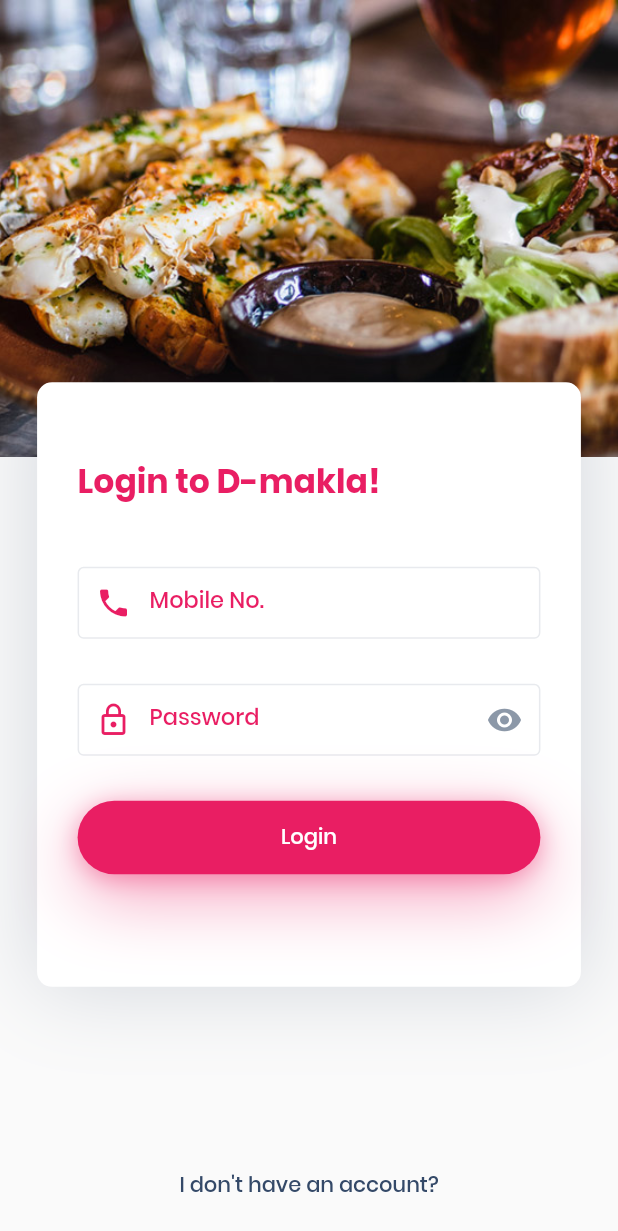
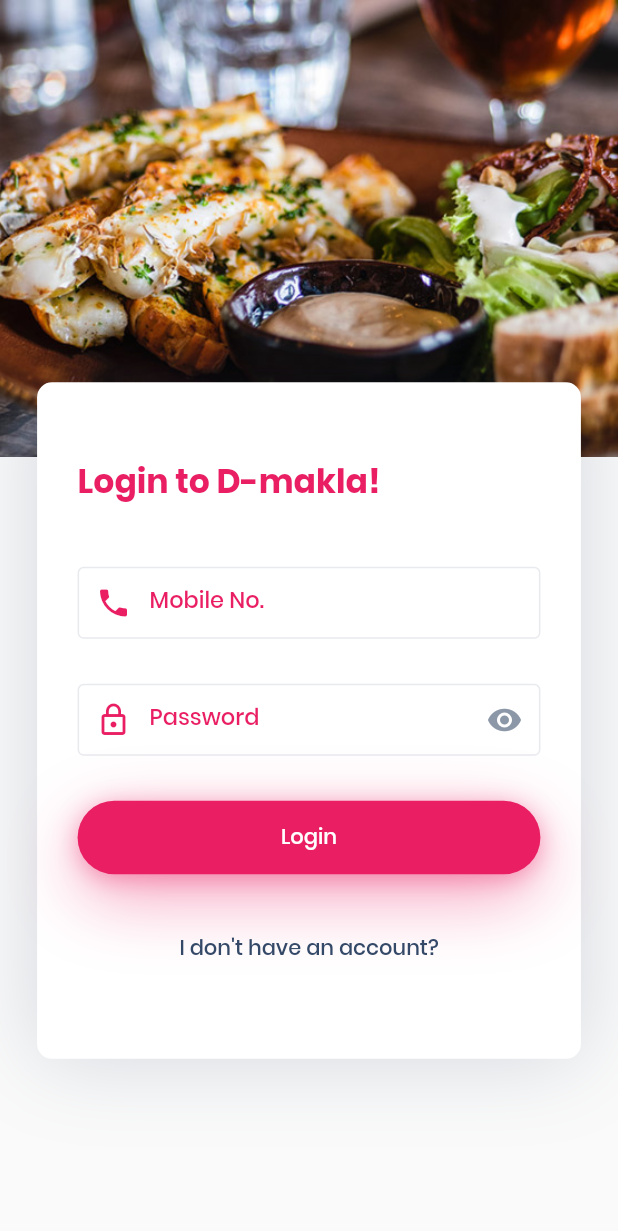
Before and after one commit to MeridjaNassim/D-makla-Flutter, a Flutter app: the LoginWidget screen opened by its route, on a phone screen of 412 x 824 dp. Shown: the top 1231 px of the screen. Run offline on Flutter 3.47's test engine with Material 2 defaults, Android fonts, the phone set to English and light mode, and no system bars; our stand-ins replace bloc, country_code_picker, datetime_picker_formfield, equatable, flutter_bloc, flutter_swiper and 1 more; missing offline and left inert: d_makla.

Commit message:
refactor login

```diff
--- /dev/null
+++ b/lib/src/features/Auth/signup/domain/signup.dart
@@ -0,0 +1,10 @@
+class LoginManager {
+
+  LoginManager();
+
+  Future<bool> loginUserWithPhoneNumber(String phoneNumber, String password) async{
+    return Future.delayed(Duration(seconds: 3), ()=>true);
+  }
+
+
+}
--- a/lib/src/pages/login.dart
+++ b/lib/src/pages/login.dart
@@ -8,19 +8,24 @@
 import 'package:restaurant_rlutter_ui/src/features/Auth/login/bloc/login_event.dart';
 import 'package:restaurant_rlutter_ui/src/features/Auth/login/bloc/login_state.dart';
 
-class LoginWidget extends StatefulWidget {
+class LoginForm extends StatefulWidget {
+  final Function(String value) onPasswordChanged;
+  final Function(String value) onPhoneChanged;
+  final Function() onLogin;
+  LoginForm(
+      {@required this.onPasswordChanged,
+      @required this.onPhoneChanged,
+      @required this.onLogin,
+      });
+
   @override
-  _LoginWidgetState createState() => _LoginWidgetState();
+  _LoginFormState createState() => _LoginFormState();
 }
 
-class _LoginWidgetState extends State<LoginWidget> {
+class _LoginFormState extends State<LoginForm> {
   bool showPassword;
   TextEditingController _phoneController;
   TextEditingController _passwordController;
-  String _phoneNumber;
-
-  String _password;
-
   @override
   void initState() {
     // TODO: implement initState
@@ -28,12 +33,209 @@
     showPassword = false;
     _phoneController = TextEditingController();
     _passwordController = TextEditingController();
-    _resetValues();
+  }
+
+  @override
+  void dispose() {
+    // TODO: implement dispose
+    super.dispose();
+    _phoneController.dispose();
+    _passwordController.dispose();
+  }
+
+  void _togglePassword() {
+    this.setState(() {
+      showPassword = !showPassword;
+    });
   }
 
   void _clearFields() {
     _phoneController.clear();
     _passwordController.clear();
+  }
+
+  void _onLogin() {
+    this.widget.onLogin();
+  }
+
+  @override
+  Widget build(BuildContext context) {
+    return BlocBuilder<LoginBloc,LoginState>(
+      builder:(context,state)=> Container(
+        decoration: BoxDecoration(
+            color: Theme.of(context).primaryColor,
+            borderRadius: BorderRadius.all(Radius.circular(10)),
+            boxShadow: [
+              BoxShadow(
+                blurRadius: 50,
+                color: Theme.of(context).hintColor.withOpacity(0.2),
+              )
+            ]),
+        margin: EdgeInsets.symmetric(
+          horizontal: 20,
+        ),
+        padding: EdgeInsets.symmetric(vertical: 50, horizontal: 27),
+        width: config.App(context).appWidth(88),
+//              height: config.App(context).appHeight(55),
+        child: Column(
+          crossAxisAlignment: CrossAxisAlignment.stretch,
+          mainAxisAlignment: MainAxisAlignment.start,
+          children: <Widget>[
+            Container(
+              margin: const EdgeInsets.only(bottom: 40),
+              child: Text(
+                'Login to D-makla!',
+                style: Theme.of(context)
+                    .textTheme
+                    .display3
+                    .merge(TextStyle(color: Theme.of(context).accentColor)),
+              ),
+            ),
+            TextField(
+              onChanged: this.widget.onPhoneChanged,
+              keyboardType: TextInputType.phone,
+              controller: _phoneController,
+              decoration: InputDecoration(
+                labelText: "Mobile No.",
+                errorText: state is LoginInputValidationErrorState? state.phoneNumberError :null,
+                labelStyle: TextStyle(color: Theme.of(context).accentColor),
+                contentPadding: EdgeInsets.all(12),
+                hintText: '+213123456789',
+                hintStyle: TextStyle(
+                    color: Theme.of(context).focusColor.withOpacity(0.7)),
+                prefixIcon:
+                    Icon(Icons.phone, color: Theme.of(context).accentColor),
+                border: OutlineInputBorder(
+                    borderSide: BorderSide(
+                        color: Theme.of(context).focusColor.withOpacity(0.2))),
+                focusedBorder: OutlineInputBorder(
+                    borderSide: BorderSide(
+                        color: Theme.of(context).focusColor.withOpacity(0.5))),
+                enabledBorder: OutlineInputBorder(
+                    borderSide: BorderSide(
+                        color: Theme.of(context).focusColor.withOpacity(0.2))),
+              ),
+            ),
+            SizedBox(height: 30),
+            TextField(
+              onChanged: this.widget.onPasswordChanged,
+              keyboardType: TextInputType.text,
+              obscureText: !showPassword,
+              controller: _passwordController,
+              decoration: InputDecoration(
+                errorText: state is LoginInputValidationErrorState? state.passwordError :null,
+                labelText: "Password",
+                labelStyle: TextStyle(color: Theme.of(context).accentColor),
+                contentPadding: EdgeInsets.all(12),
+                hintText: '••••••••••••',
+                hintStyle: TextStyle(
+                    color: Theme.of(context).focusColor.withOpacity(0.7)),
+                prefixIcon: Icon(Icons.lock_outline,
+                    color: Theme.of(context).accentColor),
+                suffixIcon: IconButton(
+                  icon: Icon(Icons.remove_red_eye,
+                      color: Theme.of(context).focusColor),
+                  onPressed: _togglePassword,
+                ),
+                border: OutlineInputBorder(
+                    borderSide: BorderSide(
+                        color: Theme.of(context).focusColor.withOpacity(0.2))),
+                focusedBorder: OutlineInputBorder(
+                    borderSide: BorderSide(
+                        color: Theme.of(context).focusColor.withOpacity(0.5))),
+                enabledBorder: OutlineInputBorder(
+                    borderSide: BorderSide(
+                        color: Theme.of(context).focusColor.withOpacity(0.2))),
+              ),
+            ),
+            SizedBox(height: 30),
+            BlockButtonWidget(
+              text: Text(
+                'Login',
+                style: TextStyle(color: Theme.of(context).primaryColor),
+              ),
+              color: Theme.of(context).accentColor,
+              onPressed: _onLogin,
+            ),
+            SizedBox(height: 25),
+            BlocListener<LoginBloc,LoginState>(
+                listener: (context,state){
+              if(state is LoggedInState){
+                _clearFields();
+              }
+            },
+            child: Container()
+            ),
+            FlatButton(
+              onPressed: () {
+                Navigator.of(context).pushNamed('/SignUp');
+              },
+              textColor: Theme.of(context).hintColor,
+              child: Text('I don\'t have an account?'),
+            ),
+          ],
+        ),
+      ),
+    );
+  }
+}
+
+class InputError extends StatelessWidget {
+  final String errorMessage;
+
+  InputError({@required this.errorMessage});
+
+  @override
+  Widget build(BuildContext context) {
+    return Text(
+      this.errorMessage,
+      style: TextStyle(
+          color: Theme.of(context).accentColor, fontWeight: FontWeight.w600),
+    );
+  }
+}
+
+class LoadingIndicator extends StatelessWidget {
+  final String loadingText;
+
+  LoadingIndicator({@required this.loadingText});
+
+  @override
+  Widget build(BuildContext context) {
+    return Column(
+      mainAxisAlignment: MainAxisAlignment.center,
+      crossAxisAlignment: CrossAxisAlignment.center,
+      children: [
+        CircularProgressIndicator(),
+        Padding(
+          padding: const EdgeInsets.all(20.0),
+          child: Text(
+            this.loadingText,
+            style: Theme.of(context)
+                .textTheme
+                .bodyText1
+                .merge(TextStyle(color: Theme.of(context).accentColor)),
+          ),
+        ),
+      ],
+    );
+  }
+}
+
+class LoginWidget extends StatefulWidget {
+  @override
+  _LoginWidgetState createState() => _LoginWidgetState();
+}
+
+class _LoginWidgetState extends State<LoginWidget> {
+  String _phoneNumber;
+  String _password;
+
+  @override
+  void initState() {
+    // TODO: implement initState
+    super.initState();
+    _resetValues();
   }
 
   void _resetValues() {
@@ -42,27 +244,10 @@
   }
 
   void _dispatchLogin(BuildContext context) {
-
+    print('phone: '+_phoneNumber);
+    print('password: '+_password);
     BlocProvider.of<LoginBloc>(context)
         .add(StartLoginEvent(phoneNumber: _phoneNumber, password: _password));
-
-    /// send login
-    _clearFields();
-    this.setState(_resetValues);
-  }
-
-  void _togglePassword() {
-    this.setState(() {
-      showPassword = !showPassword;
-    });
-  }
-
-  @override
-  void dispose() {
-    // TODO: implement dispose
-    super.dispose();
-    _phoneController.dispose();
-    _passwordController.dispose();
   }
 
   @override
@@ -88,184 +273,55 @@
                             fit: BoxFit.cover)),
                   ),
                 ),
-                Positioned(
-                  top: config.App(context).appHeight(37) - 50,
+                BlocBuilder<LoginBloc, LoginState>(builder: (context, state) {
+                  if (state is LoggingInState) {
+                    return Center(
+                      child: LoadingIndicator(
+                        loadingText: 'logging in ...',
+                      ),
+                    );
+                  }
+                  if (state is LoggedInState) {
+                    return Center(
+                      child: Text(
+                        'Welcome to D-makla',
+                        style: Theme.of(context).textTheme.bodyText1.merge(
+                            TextStyle(color: Theme.of(context).accentColor)),
+                      ),
+                    );
+                  }
+                  return Positioned(
+                      top: config.App(context).appHeight(37) - 50,
+                      child: LoginForm(
+                        onPhoneChanged: (value) {
+                          _phoneNumber = value;
+                        },
+                        onPasswordChanged: (value) {
+                          _password = value;
+                        },
+                        onLogin: () {
+                          _dispatchLogin(context);
+                        },
+                      ));
+                }),
+                BlocListener<LoginBloc, LoginState>(
+                  listener: (context, state) {
+                    if (state is LoggedInState) {
+                      SchedulerBinding.instance
+                          .addPostFrameCallback((timeStamp) {
+                        Navigator.of(context).pushNamed('/Pages', arguments: 2);
+                      });
+                      return Container(
+                        height: 0,
+                        width: 0,
+                      );
+                    }
+                  },
                   child: Container(
-                    decoration: BoxDecoration(
-                        color: Theme.of(context).primaryColor,
-                        borderRadius: BorderRadius.all(Radius.circular(10)),
-                        boxShadow: [
-                          BoxShadow(
-                            blurRadius: 50,
-                            color: Theme.of(context).hintColor.withOpacity(0.2),
-                          )
-                        ]),
-                    margin: EdgeInsets.symmetric(
-                      horizontal: 20,
-                    ),
-                    padding: EdgeInsets.symmetric(vertical: 50, horizontal: 27),
-                    width: config.App(context).appWidth(88),
-//              height: config.App(context).appHeight(55),
-                    child: BlocBuilder<LoginBloc, LoginState>(
-                        builder: (context, state) {
-                      if (state is LoggingInState) {
-                        return Column(
-                          mainAxisAlignment: MainAxisAlignment.center,
-                          crossAxisAlignment: CrossAxisAlignment.center,
-                          children: [
-                            CircularProgressIndicator(),
-                            Padding(
-                              padding: const EdgeInsets.all(20.0),
-                              child: Text(
-                                'logging in',
-                                style: Theme.of(context)
-                                    .textTheme
-                                    .bodyText1
-                                    .merge(TextStyle(
-                                        color: Theme.of(context).accentColor)),
-                              ),
-                            ),
-                          ],
-                        );
-                      }
-                      if (state is IdleState) {
-                        return Column(
-                          crossAxisAlignment: CrossAxisAlignment.stretch,
-                          mainAxisAlignment: MainAxisAlignment.start,
-                          children: <Widget>[
-                            Container(
-                              margin: const EdgeInsets.only(bottom: 40),
-                              child: Text(
-                                'Login to D-makla!',
-                                style: Theme.of(context)
-                                    .textTheme
-                                    .display3
-                                    .merge(TextStyle(
-                                        color: Theme.of(context).accentColor)),
-                              ),
-                            ),
-                            TextField(
-                              onChanged: (value){
-                                _phoneNumber = value;
-                              },
-                              keyboardType: TextInputType.phone,
-                              controller: _phoneController,
-                              decoration: InputDecoration(
-                                labelText: "Mobile No.",
-                                labelStyle: TextStyle(
-                                    color: Theme.of(context).accentColor),
-                                contentPadding: EdgeInsets.all(12),
-                                hintText: '+213123456789',
-                                hintStyle: TextStyle(
-                                    color: Theme.of(context)
-                                        .focusColor
-                                        .withOpacity(0.7)),
-                                prefixIcon: Icon(Icons.phone,
-                                    color: Theme.of(context).accentColor),
-                                border: OutlineInputBorder(
-                                    borderSide: BorderSide(
-                                        color: Theme.of(context)
-                                            .focusColor
-                                            .withOpacity(0.2))),
-                                focusedBorder: OutlineInputBorder(
-                                    borderSide: BorderSide(
-                                        color: Theme.of(context)
-                                            .focusColor
-                                            .withOpacity(0.5))),
-                                enabledBorder: OutlineInputBorder(
-                                    borderSide: BorderSide(
-                                        color: Theme.of(context)
-                                            .focusColor
-                                            .withOpacity(0.2))),
-                              ),
-                            ),
-                            SizedBox(height: 30),
-                            TextField(
-                              onChanged: (value){
-                                _password = value;
-                              },
-                              keyboardType: TextInputType.text,
-                              obscureText: !showPassword,
-                              controller: _passwordController,
-                              decoration: InputDecoration(
-                                labelText: "Password",
-                                labelStyle: TextStyle(
-                                    color: Theme.of(context).accentColor),
-                                contentPadding: EdgeInsets.all(12),
-                                hintText: '••••••••••••',
-                                hintStyle: TextStyle(
-                                    color: Theme.of(context)
-                                        .focusColor
-                                        .withOpacity(0.7)),
-                                prefixIcon: Icon(Icons.lock_outline,
-                                    color: Theme.of(context).accentColor),
-                                suffixIcon: IconButton(
-                                  icon: Icon(Icons.remove_red_eye,
-                                      color: Theme.of(context).focusColor),
-                                  onPressed: _togglePassword,
-                                ),
-                                border: OutlineInputBorder(
-                                    borderSide: BorderSide(
-                                        color: Theme.of(context)
-                                            .focusColor
-                                            .withOpacity(0.2))),
-                                focusedBorder: OutlineInputBorder(
-                                    borderSide: BorderSide(
-                                        color: Theme.of(context)
-                                            .focusColor
-                                            .withOpacity(0.5))),
-                                enabledBorder: OutlineInputBorder(
-                                    borderSide: BorderSide(
-                                        color: Theme.of(context)
-                                            .focusColor
-                                            .withOpacity(0.2))),
-                              ),
-                            ),
-                            SizedBox(height: 30),
-                            BlockButtonWidget(
-                              text: Text(
-                                'Login',
-                                style: TextStyle(
-                                    color: Theme.of(context).primaryColor),
-                              ),
-                              color: Theme.of(context).accentColor,
-                              onPressed:() {
-                                _dispatchLogin(context);
-                              },
-                            ),
-                            SizedBox(height: 25),
-                          ],
-                        );
-                      }
-                      return SizedBox();
-                    }),
+                    height: 0,
+                    width: 0,
                   ),
                 ),
-                BlocListener<LoginBloc,LoginState>(
-                    listener: (context,state){
-                    if(state is LoggedInState){
-                      SchedulerBinding.instance.addPostFrameCallback((timeStamp) {
-                        Navigator.of(context).pushNamed('/Pages', arguments:  2);
-                      });
-                      return Container(height: 0, width: 0,);
-                    }
-                  },
-                  child: Container(height: 0,width: 0,),
-                ),
-                Positioned(
-                  bottom: 10,
-                  child: Column(
-                    children: <Widget>[
-                      FlatButton(
-                        onPressed: () {
-                          Navigator.of(context).pushNamed('/SignUp');
-                        },
-                        textColor: Theme.of(context).hintColor,
-                        child: Text('I don\'t have an account?'),
-                      ),
-                    ],
-                  ),
-                )
               ],
             ),
           ),
```
Also changed, not shown: lib/src/features/Auth/signup/bloc/signup_bloc.dart (added, +50 -0 lines), lib/src/features/Auth/signup/bloc/signup_event.dart (added, +35 -0 lines), lib/src/features/Auth/signup/bloc/signup_state.dart (added, +54 -0 lines), lib/src/core/constants/wilaya.dart (added).
